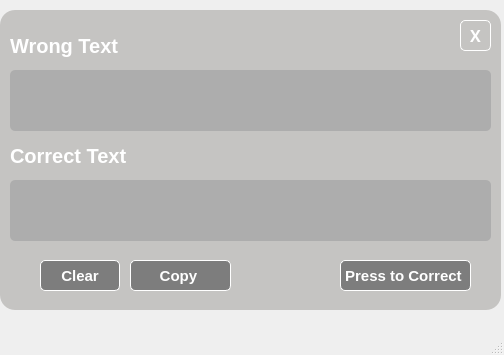
cApitanYARE/YareWrongText, file mainwindow.ui: the form before one commit.
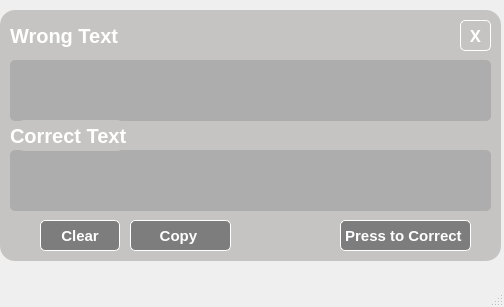
The form after the commit.

Patch:
```diff
--- a/mainwindow.ui
+++ b/mainwindow.ui
@@ -7,7 +7,7 @@
     <x>0</x>
     <y>0</y>
     <width>504</width>
-    <height>355</height>
+    <height>307</height>
    </rect>
   </property>
   <property name="windowTitle">
@@ -20,7 +20,7 @@
       <x>0</x>
       <y>10</y>
       <width>501</width>
-      <height>300</height>
+      <height>251</height>
      </rect>
     </property>
     <property name="font">
@@ -38,7 +38,7 @@
      <property name="geometry">
       <rect>
        <x>10</x>
-       <y>20</y>
+       <y>10</y>
        <width>121</width>
        <height>31</height>
       </rect>
@@ -63,7 +63,7 @@
      <property name="geometry">
       <rect>
        <x>10</x>
-       <y>60</y>
+       <y>50</y>
        <width>481</width>
        <height>61</height>
       </rect>
@@ -86,7 +86,7 @@
      <property name="geometry">
       <rect>
        <x>130</x>
-       <y>250</y>
+       <y>210</y>
        <width>101</width>
        <height>31</height>
       </rect>
@@ -121,7 +121,7 @@
      <property name="geometry">
       <rect>
        <x>10</x>
-       <y>170</y>
+       <y>140</y>
        <width>481</width>
        <height>61</height>
       </rect>
@@ -147,7 +147,7 @@
      <property name="geometry">
       <rect>
        <x>10</x>
-       <y>130</y>
+       <y>110</y>
        <width>121</width>
        <height>31</height>
       </rect>
@@ -172,7 +172,7 @@
      <property name="geometry">
       <rect>
        <x>340</x>
-       <y>250</y>
+       <y>210</y>
        <width>131</width>
        <height>31</height>
       </rect>
@@ -242,7 +242,7 @@
      <property name="geometry">
       <rect>
        <x>40</x>
-       <y>250</y>
+       <y>210</y>
        <width>80</width>
        <height>31</height>
       </rect>
```
